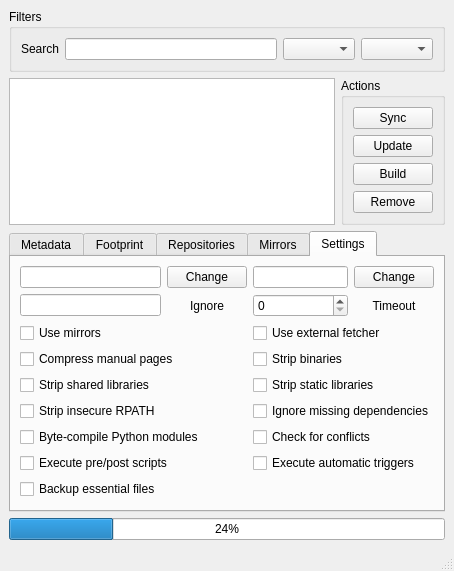
Before: the Qt Designer form src/spm/gui.ui in fluxer/bfp, drawn with Qt 5.
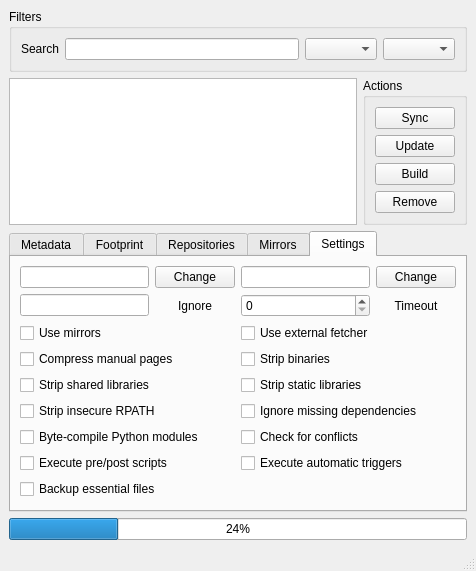
After: the same form once the commit is applied. The open tabs and pages were chosen to show the change.

Commit message: minor gui layout correction

```diff
--- a/src/spm/gui.ui
+++ b/src/spm/gui.ui
@@ -6,7 +6,7 @@
    <rect>
     <x>0</x>
     <y>0</y>
-    <width>450</width>
+    <width>476</width>
     <height>536</height>
    </rect>
   </property>
@@ -283,7 +283,7 @@
           </property>
          </widget>
         </item>
-        <item row="8" column="0">
+        <item row="8" column="0" colspan="2">
          <widget class="QCheckBox" name="BackupBox">
           <property name="text">
            <string>Backup essential files</string>
```
The commit also changes 2 other files.
